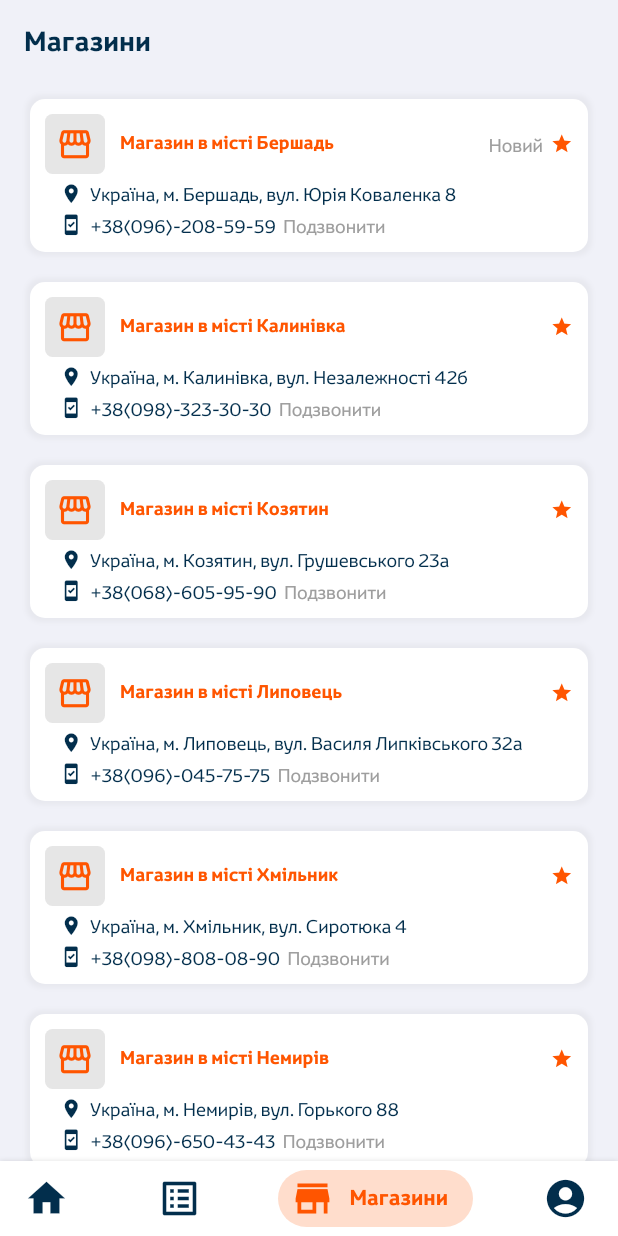
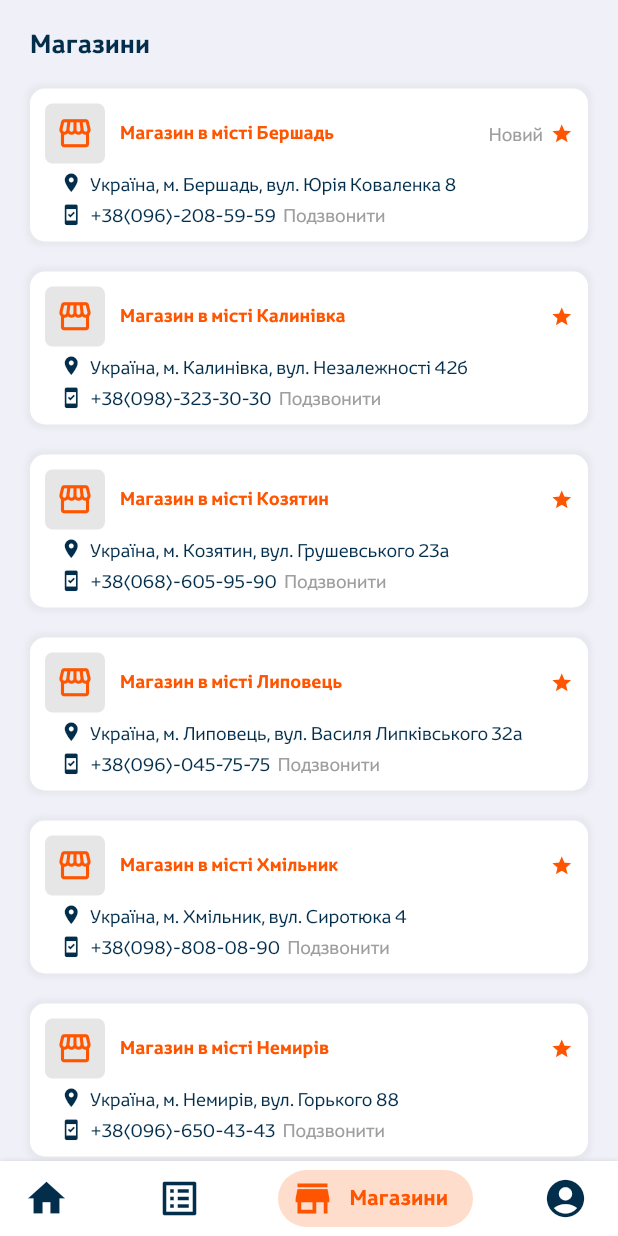
Before and after one commit to yarsort/res, a Flutter app: the Home screen opened directly, after a tap on "Переглянути усі", on a phone screen of 412 x 824 dp. Run offline on Flutter 3.47's test engine with Material 2 defaults, Android fonts, the phone set to English and light mode, and no system bars; drawn by our look-alikes of bottom_navy_bar; our stand-ins replace barcode_widget, cached_network_image, flutter_cache_manager, flutter_slidable, fluttertoast, shared_preferences; accounts and stored records are empty; network calls fail.

Commit message:
Обновление по цвету приложения.

```diff
--- a/lib/main.dart
+++ b/lib/main.dart
@@ -18,7 +18,7 @@ class MyApp extends StatelessWidget {
       theme: ThemeData(
         primaryColor: primaryColor,
         scaffoldBackgroundColor: bgColor,
-        primarySwatch: Colors.blue,
+        primarySwatch: Colors.orange,
         fontFamily: 'ACDisplay',
         appBarTheme: AppBarTheme(
           iconTheme: IconThemeData(color: darkBlueColor),
--- a/lib/pages/home/home.dart
+++ b/lib/pages/home/home.dart
@@ -68,6 +68,10 @@ class _HomeState extends State<Home> {
     width = MediaQuery.of(context).size.width;
 
     return Scaffold(
+      appBar: AppBar(
+        toolbarHeight: 0,
+        backgroundColor: primaryColor, // status bar color
+      ),
       body: RefreshIndicator(
         color: primaryColor,
         onRefresh: () async {
--- a/lib/pages/stores/all_stores.dart
+++ b/lib/pages/stores/all_stores.dart
@@ -4,23 +4,33 @@ import 'package:url_launcher/url_launcher.dart';
 class AllStore extends StatelessWidget {
 
   final storeList = constStoreList;
+  double height;
+  double width;
 
   @override
   Widget build(BuildContext context) {
+    height = MediaQuery.of(context).size.height;
+    width = MediaQuery.of(context).size.width;
+
     return Scaffold(
       appBar: AppBar(
+        toolbarHeight: 0,
+        backgroundColor: primaryColor, // status bar color
         automaticallyImplyLeading: false,
-        title: Text(
-          'Магазини',
-          style: darkBlueColor18SemiBoldTextStyle,
       ),
+      body: ListView(
+        children: [
+          title('Магазини'),
+          storeListView(),
+        ],
       ),
-      body: storeListView(),
     );
   }
 
   storeListView() {
-    return ListView.builder(
+    return Container(
+      height: height,
+      child: ListView.builder(
         physics: BouncingScrollPhysics(),
         itemCount: storeList.length,
         itemBuilder: (context, index) {
@@ -167,6 +177,7 @@ class AllStore extends StatelessWidget {
             ),
           );
         },
+      ),
     );
   }
 
@@ -264,6 +275,21 @@ class AllStore extends StatelessWidget {
     );
   }
 
+  title(String title) {
+    return Padding(
+      padding: const EdgeInsets.fromLTRB(
+        fixPadding * 2.0,
+        fixPadding * 2.0,
+        fixPadding * 2.0,
+        fixPadding,
+      ),
+      child: Text(
+        title,
+        style: darkBlueColor17SemiBoldTextStyle,
+      ),
+    );
+  }
+
   verticalDivider() {
     return Container(
       color: greyColor,
```
Also changed, not shown: lib/pages/order/my_orders.dart (+9 -9 lines), lib/pages/profile/profile.dart (+18 -4 lines). Lines whose indentation alone changed are shown as unchanged.
